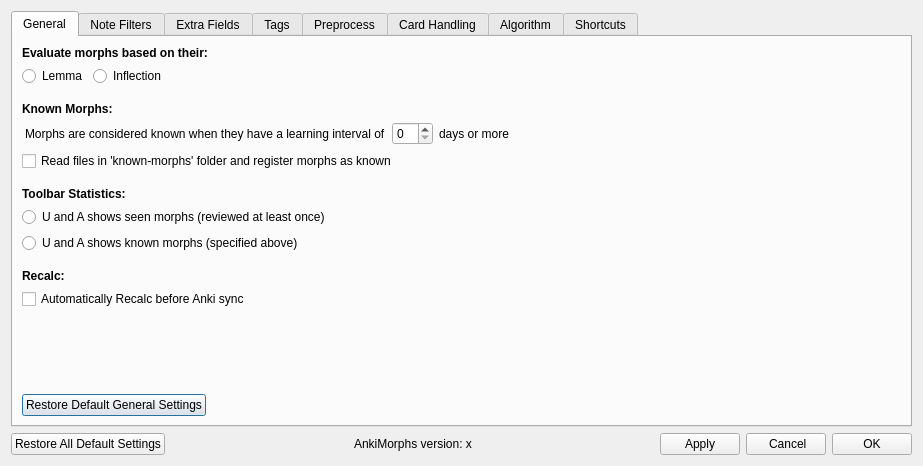
Qt form ankimorphs/ui/settings_dialog.ui (mortii/anki-morphs) before a commit.
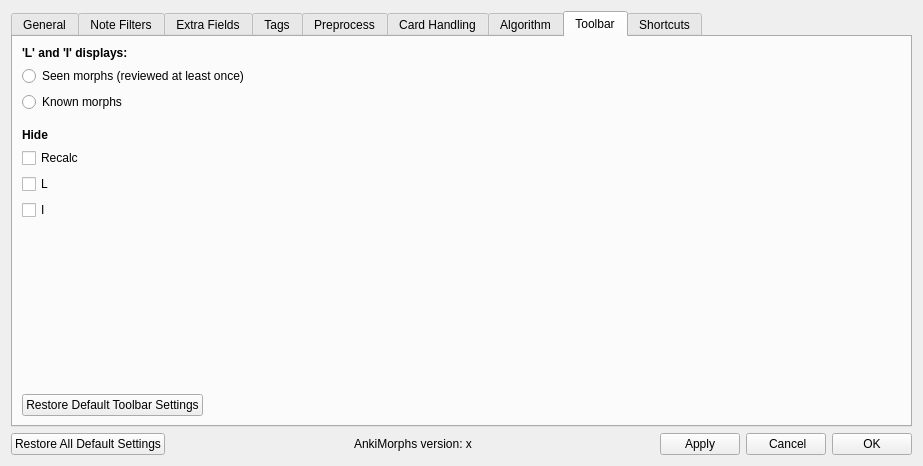
The same form after that commit.

Commit message: added ability to hide toolbar items

The edit to the form file:
```diff
--- a/ankimorphs/ui/settings_dialog.ui
+++ b/ankimorphs/ui/settings_dialog.ui
@@ -22,7 +22,7 @@
      <item>
       <widget class="QTabWidget" name="tabWidget">
        <property name="currentIndex">
-        <number>0</number>
+        <number>7</number>
        </property>
        <widget class="QWidget" name="tab">
         <attribute name="title">
@@ -31,6 +31,9 @@
         <layout class="QVBoxLayout" name="verticalLayout_18">
          <item>
           <layout class="QVBoxLayout" name="verticalLayout_27">
+           <property name="topMargin">
+            <number>0</number>
+           </property>
            <property name="bottomMargin">
             <number>10</number>
            </property>
@@ -151,45 +154,6 @@
            </item>
           </layout>
          </item>
-         <item>
-          <layout class="QVBoxLayout" name="verticalLayout_14">
-           <property name="topMargin">
-            <number>10</number>
-           </property>
-           <item>
-            <widget class="QLabel" name="label_37">
-             <property name="font">
-              <font>
-               <bold>true</bold>
-              </font>
-             </property>
-             <property name="text">
-              <string>Toolbar Statistics:</string>
-             </property>
-            </widget>
-           </item>
-           <item>
-            <widget class="QRadioButton" name="toolbarStatsUseSeenRadioButton">
-             <property name="text">
-              <string>U and A shows seen morphs (reviewed at least once)</string>
-             </property>
-             <attribute name="buttonGroup">
-              <string notr="true">recalcToolbarKnownRadioButtonGroup</string>
-             </attribute>
-            </widget>
-           </item>
-           <item>
-            <widget class="QRadioButton" name="toolbarStatsUseKnownRadioButton">
-             <property name="text">
-              <string>U and A shows known morphs (specified above)</string>
-             </property>
-             <attribute name="buttonGroup">
-              <string notr="true">recalcToolbarKnownRadioButtonGroup</string>
-             </attribute>
-            </widget>
-           </item>
-          </layout>
-         </item>
          <item>
           <layout class="QVBoxLayout" name="verticalLayout_17">
            <property name="topMargin">
@@ -1225,6 +1189,123 @@
          </item>
         </layout>
        </widget>
+       <widget class="QWidget" name="toolbar_tab">
+        <attribute name="title">
+         <string>Toolbar</string>
+        </attribute>
+        <layout class="QVBoxLayout" name="verticalLayout_35">
+         <item>
+          <layout class="QVBoxLayout" name="verticalLayout_14">
+           <property name="topMargin">
+            <number>0</number>
+           </property>
+           <item>
+            <widget class="QLabel" name="label_37">
+             <property name="font">
+              <font>
+               <bold>true</bold>
+              </font>
+             </property>
+             <property name="text">
+              <string>'L' and 'I' displays:</string>
+             </property>
+            </widget>
+           </item>
+           <item>
+            <widget class="QRadioButton" name="toolbarStatsUseSeenRadioButton">
+             <property name="text">
+              <string>Seen morphs (reviewed at least once)</string>
+             </property>
+            </widget>
+           </item>
+           <item>
+            <widget class="QRadioButton" name="toolbarStatsUseKnownRadioButton">
+             <property name="text">
+              <string>Known morphs</string>
+             </property>
+            </widget>
+           </item>
+          </layout>
+         </item>
+         <item>
+          <layout class="QVBoxLayout" name="verticalLayout_25">
+           <property name="topMargin">
+            <number>10</number>
+           </property>
+           <item>
+            <widget class="QLabel" name="label_45">
+             <property name="font">
+              <font>
+               <bold>true</bold>
+              </font>
+             </property>
+             <property name="text">
+              <string>Hide</string>
+             </property>
+            </widget>
+           </item>
+           <item>
+            <widget class="QCheckBox" name="hideRecalcCheckBox">
+             <property name="text">
+              <string>Recalc</string>
+             </property>
+            </widget>
+           </item>
+           <item>
+            <widget class="QCheckBox" name="hideLemmaCheckBox">
+             <property name="text">
+              <string>L</string>
+             </property>
+            </widget>
+           </item>
+           <item>
+            <widget class="QCheckBox" name="hideInflectionCheckBox">
+             <property name="text">
+              <string>I</string>
+             </property>
+            </widget>
+           </item>
+          </layout>
+         </item>
+         <item>
+          <spacer name="verticalSpacer_3">
+           <property name="orientation">
+            <enum>Qt::Vertical</enum>
+           </property>
+           <property name="sizeHint" stdset="0">
+            <size>
+             <width>20</width>
+             <height>124</height>
+            </size>
+           </property>
+          </spacer>
+         </item>
+         <item>
+          <layout class="QHBoxLayout" name="horizontalLayout_27">
+           <item>
+            <widget class="QPushButton" name="restoreToolbarPushButton">
+             <property name="text">
+              <string>Restore Default Toolbar Settings</string>
+             </property>
+            </widget>
+           </item>
+           <item>
+            <spacer name="horizontalSpacer_24">
+             <property name="orientation">
+              <enum>Qt::Horizontal</enum>
+             </property>
+             <property name="sizeHint" stdset="0">
+              <size>
+               <width>40</width>
+               <height>20</height>
+              </size>
+             </property>
+            </spacer>
+           </item>
+          </layout>
+         </item>
+        </layout>
+       </widget>
        <widget class="QWidget" name="shortcuts_tab">
         <attribute name="title">
          <string>Shortcuts</string>
```
Left out of the diff: 2 changed lines with no effect on the pictures. The commit also changes 7 other files.
